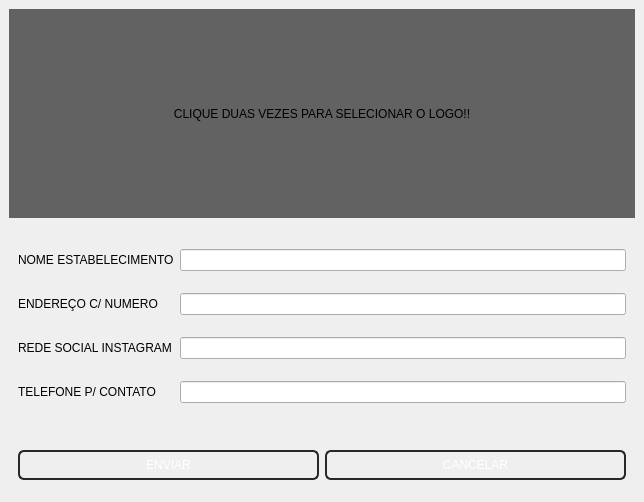
The window that desktop/window/form_estabelecimento.ui (hnmcano/unique) describes before a commit, drawn with Qt 5.
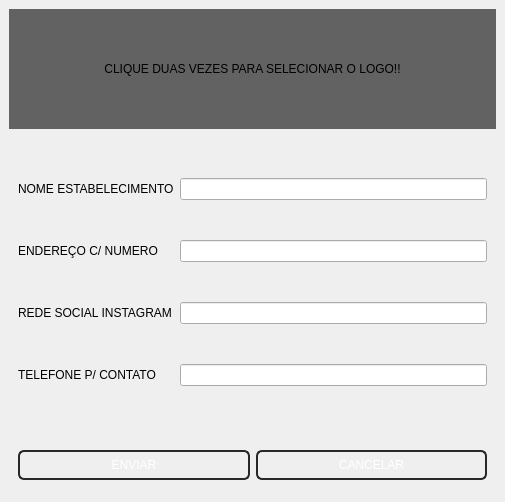
The same window after the commit.

Commit message: atualização rota de estabelecimento

Patch:
```diff
--- a/desktop/window/form_estabelecimento.ui
+++ b/desktop/window/form_estabelecimento.ui
@@ -6,7 +6,7 @@
    <rect>
     <x>0</x>
     <y>0</y>
-    <width>644</width>
+    <width>505</width>
     <height>502</height>
    </rect>
   </property>
@@ -62,10 +62,16 @@
           </property>
           <item>
            <widget class="QLabel" name="estabelecimento_logo">
+            <property name="minimumSize">
+             <size>
+              <width>0</width>
+              <height>120</height>
+             </size>
+            </property>
             <property name="maximumSize">
              <size>
               <width>16777215</width>
-              <height>300</height>
+              <height>120</height>
              </size>
             </property>
             <property name="styleSheet">
```
The commit also changes 4 other files.
